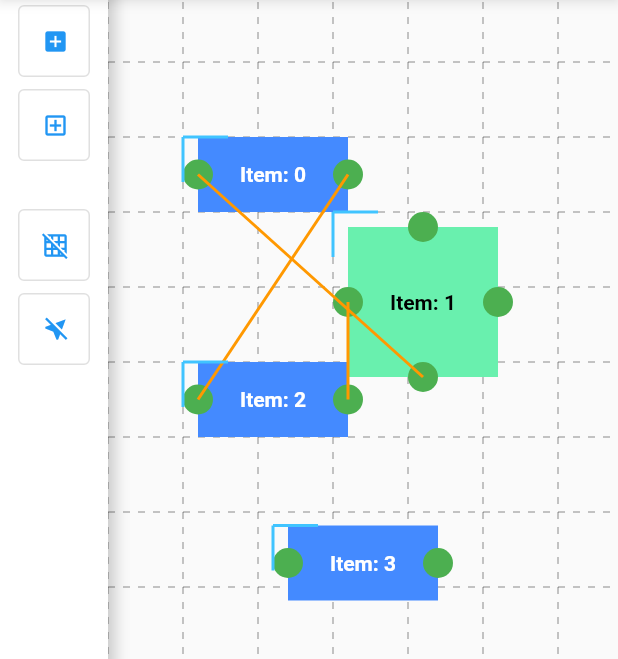
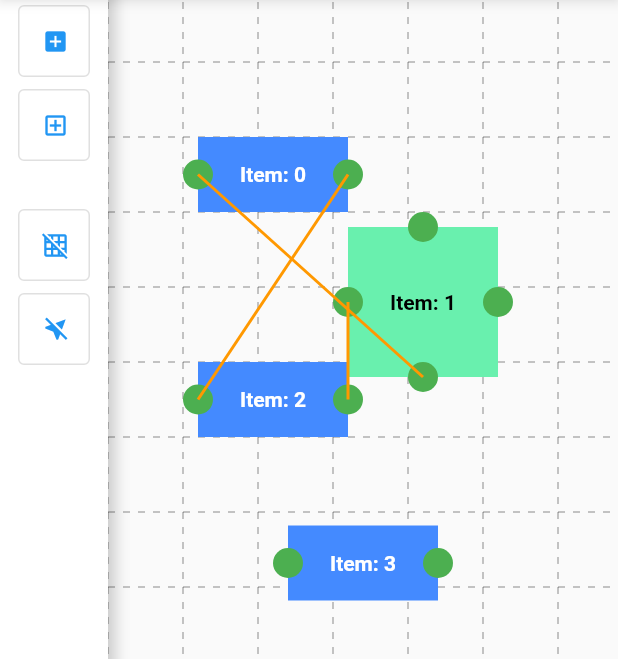
Before and after one commit to YLuchaninov/board, a Flutter app: the screen it shows after launch, after a tap on the "add box" icon, on a phone screen of 412 x 824 dp. Shown: the part 97-756 px from the top of the screen. Run offline on Flutter 3.47's test engine with Material 2 defaults, Android fonts, the phone set to English and light mode, and no system bars.

```diff
--- a/examples/connections/lib/ui/widgets/type1.dart
+++ b/examples/connections/lib/ui/widgets/type1.dart
@@ -49,6 +49,7 @@ class Type1 extends StatelessWidget with PreferredSizeWidget {
             top: 15,
             height: 20,
             child: DrawAnchor<String>(
+              anchorOffset: Offset(10, 10),
               data: anchorData[0],
               child: Container(
                 decoration: BoxDecoration(
@@ -64,6 +65,7 @@ class Type1 extends StatelessWidget with PreferredSizeWidget {
             top: 15,
             height: 20,
             child: DrawAnchor<String>(
+              anchorOffset: Offset(10, 10),
               data: anchorData[1],
               child: Container(
                 decoration: BoxDecoration(
--- a/examples/connections/lib/ui/widgets/type2.dart
+++ b/examples/connections/lib/ui/widgets/type2.dart
@@ -49,6 +49,7 @@ class Type2 extends StatelessWidget with PreferredSizeWidget {
             top: 50,
             height: 20,
             child: DrawAnchor<String>(
+              anchorOffset: Offset(10, 10),
               data: anchorData[0],
               child: Container(
                 decoration: BoxDecoration(
@@ -64,6 +65,7 @@ class Type2 extends StatelessWidget with PreferredSizeWidget {
             top: 50,
             height: 20,
             child: DrawAnchor<String>(
+              anchorOffset: Offset(10, 10),
               data: anchorData[1],
               child: Container(
                 decoration: BoxDecoration(
@@ -79,6 +81,7 @@ class Type2 extends StatelessWidget with PreferredSizeWidget {
             left: 50,
             height: 20,
             child: DrawAnchor<String>(
+              anchorOffset: Offset(10, 10),
               data: anchorData[2],
               child: Container(
                 decoration: BoxDecoration(
@@ -94,6 +97,7 @@ class Type2 extends StatelessWidget with PreferredSizeWidget {
             left: 50,
             height: 20,
             child: DrawAnchor<String>(
+              anchorOffset: Offset(10, 10),
               data: anchorData[3],
               child: Container(
                 decoration: BoxDecoration(
--- a/lib/connections/anchor.dart
+++ b/lib/connections/anchor.dart
@@ -6,11 +6,13 @@ import 'anchor_handler.dart';
 class DrawAnchor<T> extends StatefulWidget {
   final Widget child;
   final T data;
+  final Offset anchorOffset;
 
   const DrawAnchor({
     Key? key,
     required this.child,
     required this.data,
+    required this.anchorOffset,
   }) : super(key: key);
 
   @override
@@ -41,7 +43,10 @@ class _DrawAnchorState<T> extends State<DrawAnchor<T>> {
 
   @override
   Widget build(BuildContext context) {
-    final anchorData = AnchorData(widget.data);
+    final anchorData = AnchorData(
+      data: widget.data,
+      anchorOffset: widget.anchorOffset,
+    );
     final interceptor = ConnectionPainter.of<T>(context);
 
     return MetaData(
--- a/lib/connections/anchor_handler.dart
+++ b/lib/connections/anchor_handler.dart
@@ -1,5 +1,8 @@
+import 'package:flutter/material.dart';
+
 class AnchorData {
   final dynamic data;
+  final Offset anchorOffset;
 
-  AnchorData(this.data);
+  AnchorData({required this.data, required this.anchorOffset});
 }
--- a/lib/connections/paint.dart
+++ b/lib/connections/paint.dart
@@ -3,14 +3,12 @@ import 'package:flutter/material.dart';
 import '../connections/connection.dart';
 
 class PositionPainter extends CustomPainter {
-  final List<Offset> positions;
   final Offset? start;
   final Offset? end;
   final Iterable<AnchorConnection> connections;
   final bool enable;
 
   PositionPainter({
-    required this.positions,
     required this.connections,
     required this.start,
     required this.end,
@@ -33,16 +31,6 @@ class PositionPainter extends CustomPainter {
 
     if (!enable) return;
     canvas.drawLine(start ?? Offset.zero, end ?? Offset.zero, paint);
-
-    // todo remove positions drawing
-    final _paint = Paint()
-      ..color = Colors.lightBlueAccent
-      ..strokeWidth = 2;
-
-    positions.forEach((position) {
-      canvas.drawLine(position, position + Offset(30, 0), _paint);
-      canvas.drawLine(position, position + Offset(0, 30), _paint);
-    });
   }
 
   @override
--- a/lib/connections/painter.dart
+++ b/lib/connections/painter.dart
@@ -41,11 +41,10 @@ class ConnectionPainter<T> extends StatefulWidget {
 }
 
 class _ConnectionPainterState<T> extends State<ConnectionPainter<T>> {
-  final markerPositions = <int, Offset>{}; // todo change
   final anchors = <T, GlobalKey>{};
   Offset? start = Offset.zero;
   Offset? end = Offset.zero;
-  AnchorData? startData;
+  T? startData;
   bool requested = false;
 
   _requestToUpdate() {
@@ -73,29 +72,18 @@ class _ConnectionPainterState<T> extends State<ConnectionPainter<T>> {
   @override
   void dispose() {
     widget.dragNotifier.removeListener(_onDragging);
-    markerPositions.clear();
     super.dispose();
   }
 
-  _onDragging() {
-    setState(() {
-      final value = widget.dragNotifier.value;
-
-      if (value.offset != null) {
-        markerPositions[value.index] = value.offset!;
-      } else {
-        markerPositions.remove(value.index);
-      }
-    });
-  }
+  _onDragging() => setState(() {});
 
   Offset _calculateAnchor(GlobalKey? key, RenderBox root) {
     final anchor = key?.currentContext?.findRenderObject() as RenderBox;
-    final offset = anchor.localToGlobal(Offset.zero);
-    final size = anchor.size;
+    final local =
+        ((key?.currentWidget as MetaData).metaData as AnchorData).anchorOffset;
+    final global = anchor.localToGlobal(local);
 
-    return root.globalToLocal(
-        offset + Offset(size.width / 2, size.height / 2) * widget.scale);
+    return root.globalToLocal(global);
   }
 
   _onPointerDown(T data) {
@@ -105,7 +93,7 @@ class _ConnectionPainterState<T> extends State<ConnectionPainter<T>> {
 
     final box = context.findRenderObject();
     end = start = _calculateAnchor(anchors[data], box as RenderBox);
-    startData = AnchorData(data);
+    startData = data;
 
     setState(() {});
   }
@@ -135,7 +123,7 @@ class _ConnectionPainterState<T> extends State<ConnectionPainter<T>> {
     if (!widget.enabled) return;
 
     widget.drawSate.value = false;
-    widget.onConnectionCreate?.call(startData!.data, data!.data);
+    widget.onConnectionCreate?.call(startData!, data!.data);
 
     setState(() {
       end = start = Offset.zero;
@@ -206,14 +194,6 @@ class _ConnectionPainterState<T> extends State<ConnectionPainter<T>> {
 
   @override
   Widget build(BuildContext context) {
-    final positions = List<Offset>.generate(
-      widget.itemCount,
-      (index) =>
-          markerPositions[index] ??
-          widget.positionBuilder(index) ??
-          Offset.zero,
-    );
-
     final connections = _calculateConnections();
 
     return CustomPaint(
@@ -222,7 +202,6 @@ class _ConnectionPainterState<T> extends State<ConnectionPainter<T>> {
         start: start,
         end: end,
         connections: connections,
-        positions: positions,
       ),
       child: TapInterceptor<T>(
         child: Listener(
```
Also changed, not shown: 1 other file.
